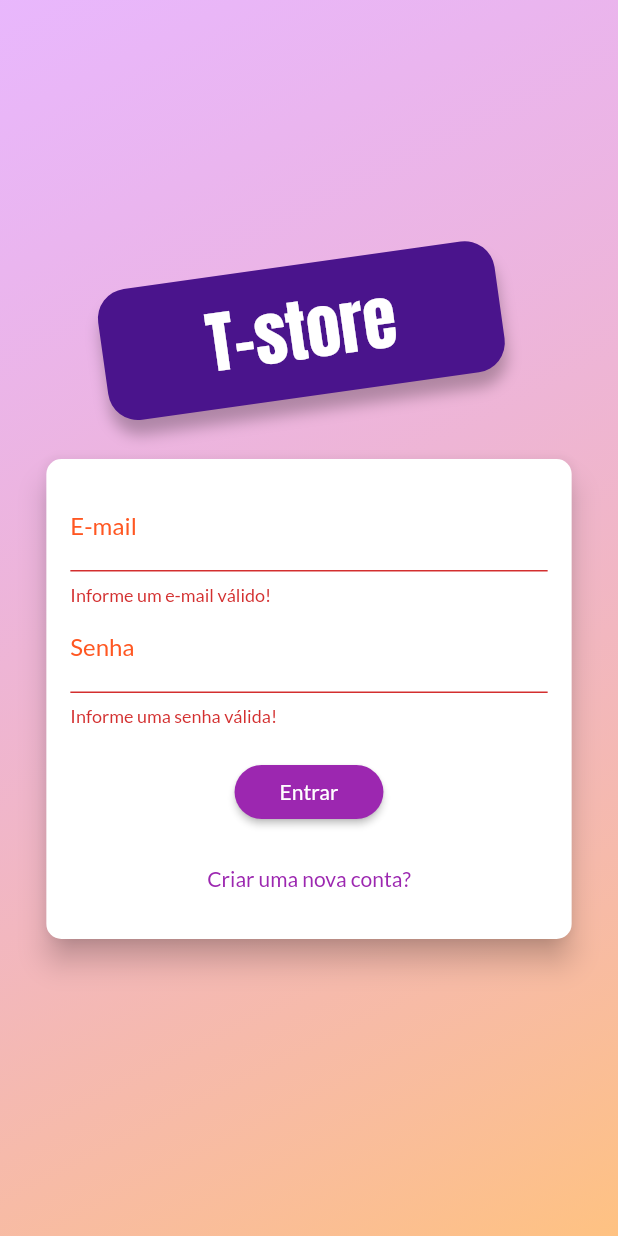
After one commit to Thiagog4/shop_app, a Flutter app: the screen it shows after launch, after a tap on "Entrar", on a phone screen of 412 x 824 dp. The commit adds this screen. Run offline on Flutter 3.47's test engine with Material 2 defaults, Android fonts, the phone set to English and light mode, and no system bars; network calls fail.

Commit message:
Add, autentication, autorization and orders for users, and favorites for users

```diff
--- /dev/null
+++ b/lib/components/auth_form.dart
@@ -0,0 +1,183 @@
+// ignore_for_file: no_leading_underscores_for_local_identifiers, prefer_final_fields
+
+import 'package:flutter/material.dart';
+import 'package:provider/provider.dart';
+import 'package:shop/exceptions/auth_exceptio.dart';
+
+import '../models/auth.dart';
+
+enum AuthMode { Signup, Login }
+
+class AuthForm extends StatefulWidget {
+  const AuthForm({super.key});
+
+  @override
+  State<AuthForm> createState() => _AuthFormState();
+}
+
+class _AuthFormState extends State<AuthForm> {
+  final _passwordController = TextEditingController();
+
+  final _formKey = GlobalKey<FormState>();
+
+  bool _isLoading = false;
+
+  AuthMode _authMode = AuthMode.Login;
+
+  Map<String, String> _authData = {
+    'email': '',
+    'password': '',
+  };
+
+  bool _isLogin() => _authMode == AuthMode.Login;
+  bool _isSignUp() => _authMode == AuthMode.Signup;
+
+  void _switchAuthMode() {
+    setState(() {
+      if (_isLogin()) {
+        _authMode = AuthMode.Signup;
+      } else {
+        _authMode = AuthMode.Login;
+      }
+    });
+  }
+
+  void _showErrorDialog(String msg) {
+    showDialog(
+      context: context,
+      builder: (ctx) => AlertDialog(
+        title: const Text('Ocorreu um Erro'),
+        content: Text(msg),
+        actions: [
+          TextButton(
+              onPressed: () => Navigator.of(context).pop(),
+              child: const Text('Fechar'))
+        ],
+      ),
+    );
+  }
+
+  Future<void> _submit() async {
+    final isValid = _formKey.currentState?.validate() ?? false;
+    if (!isValid) {
+      return;
+    }
+    setState(() => _isLoading = true);
+
+    _formKey.currentState?.save();
+
+    Auth auth = Provider.of(context, listen: false);
+
+    try {
+      if (_isLogin()) {
+        // Login
+        await auth.login(
+          _authData['email']!,
+          _authData['password']!,
+        );
+      } else {
+        // Registrar
+        await auth.signup(
+          _authData['email']!,
+          _authData['password']!,
+        );
+      }
+    } on AuthException catch (error) {
+      _showErrorDialog(error.toString());
+    } catch (error) {
+      _showErrorDialog('Ocorreu um erro inesperado!');
+    }
+
+    setState(() => _isLoading = false);
+  }
+
+  @override
+  Widget build(BuildContext context) {
+    final deviceSize = MediaQuery.of(context).size;
+    return Card(
+      elevation: 8,
+      shape: RoundedRectangleBorder(
+        borderRadius: BorderRadius.circular(10),
+      ),
+      child: Container(
+        padding: const EdgeInsets.all(16),
+        height: _isLogin() ? 320 : 400,
+        width: deviceSize.width * 0.85,
+        child: Form(
+          key: _formKey,
+          child: Column(
+            children: [
+              TextFormField(
+                decoration: const InputDecoration(labelText: 'E-mail'),
+                keyboardType: TextInputType.emailAddress,
+                onSaved: (email) => _authData['email'] = email ?? '',
+                validator: (_email) {
+                  final email = _email ?? '';
+                  if (email.trim().isEmpty || !email.contains('@')) {
+                    return 'Informe um e-mail válido!';
+                  }
+                  return null;
+                },
+              ),
+              TextFormField(
+                decoration: const InputDecoration(labelText: 'Senha'),
+                obscureText: true,
+                controller: _passwordController,
+                onSaved: (password) => _authData['password'] = password ?? '',
+                validator: (_password) {
+                  final password = _password ?? '';
+                  if (password.isEmpty || password.length < 5) {
+                    return 'Informe uma senha válida!';
+                  }
+                  return null;
+                },
+              ),
+              if (_isSignUp())
+                TextFormField(
+                  decoration:
+                      const InputDecoration(labelText: 'Confirmar Senha'),
+                  keyboardType: TextInputType.emailAddress,
+                  obscureText: true,
+                  validator: _isLogin()
+                      ? null
+                      : (_password) {
+                          final password = _password ?? '';
+                          if (password != _passwordController.text) {
+                            return 'Senhas informadas não conferem.';
+                          }
+                          return null;
+                        },
+                ),
+              const SizedBox(height: 20),
+              if (_isLoading)
+                const CircularProgressIndicator()
+              else
+                ElevatedButton(
+                  onPressed: _submit,
+                  style: ElevatedButton.styleFrom(
+                    shape: RoundedRectangleBorder(
+                      borderRadius: BorderRadius.circular(30),
+                    ),
+                    padding: const EdgeInsets.symmetric(
+                      horizontal: 30,
+                      vertical: 8,
+                    ),
+                  ),
+                  child: Text(
+                    _authMode == AuthMode.Login ? 'Entrar' : 'Registrar',
+                  ),
+                ),
+              const Spacer(),
+              TextButton(
+                onPressed: _switchAuthMode,
+                child: Text(
+                  _isLogin() ? 'Criar uma nova conta?' : 'Já possui uma conta?',
+                ),
+              ),
+            ],
+          ),
+        ),
+      ),
+    );
+  }
+}
--- a/lib/components/product_grid_item.dart
+++ b/lib/components/product_grid_item.dart
@@ -2,6 +2,7 @@ import 'package:flutter/material.dart';
 import 'package:provider/provider.dart';
 import 'package:shop/models/product.dart';
 
+import '../models/auth.dart';
 import '../models/cart.dart';
 import '../utils/app_routes.dart';
 
@@ -12,6 +13,7 @@ class ProductGridItem extends StatelessWidget {
   Widget build(BuildContext context) {
     final product = Provider.of<Product>(context, listen: false);
     final cart = Provider.of<Cart>(context, listen: false);
+    final auth = Provider.of<Auth>(context, listen: false);
 
     return ClipRRect(
       borderRadius: BorderRadius.circular(10),
@@ -21,7 +23,7 @@ class ProductGridItem extends StatelessWidget {
           leading: Consumer<Product>(
             builder: (ctz, product, _) => IconButton(
               onPressed: () {
-                product.toggleFavorite();
+                product.toggleFavorite(auth.token ?? '', auth.uid ?? '');
               },
               icon: Icon(
                   product.isFavorite ? Icons.favorite : Icons.favorite_border),
--- /dev/null
+++ b/lib/exceptions/auth_exceptio.dart
@@ -0,0 +1,20 @@
+class AuthException implements Exception {
+  static const Map<String, String> errors = {
+    'EMAIL_EXISTS': 'E-mail já cadastrado.',
+    'OPERATION_NOT_ALLOWED': 'Operação não permitida!',
+    'TOO_MANY_ATTEMPTS_TRY_LATER':
+        'Acesso bloqueado temporariamente. Tente mais tarde.',
+    'EMAIL_NOT_FOUND': 'E-mail não encontrado.',
+    'INVALID_PASSWORD': 'Senha informada não confere.',
+    'USER_DISABLED': 'A conta do usuário foi desabilitada.',
+  };
+
+  final String key;
+
+  AuthException(this.key);
+
+  @override
+  String toString() {
+    return errors[key] ?? 'Ocorreu um erro no processo de autenticação.';
+  }
+}
--- a/lib/main.dart
+++ b/lib/main.dart
@@ -1,6 +1,8 @@
 import 'package:flutter/material.dart';
 import 'package:provider/provider.dart';
+import 'package:shop/models/auth.dart';
 import 'package:shop/models/cart.dart';
+import 'package:shop/pages/auth_or_home_page.dart';
 import 'package:shop/pages/product_detail_page.dart';
 import 'package:shop/pages/product_form_page.dart';
 import 'package:shop/utils/app_routes.dart';
@@ -9,7 +11,6 @@ import 'models/order_list.dart';
 import 'models/product_list.dart';
 import 'pages/cart_page.dart';
 import 'pages/orders_page.dart';
-import 'pages/products_overview_page.dart';
 import 'pages/products_page.dart';
 
 void main() {
@@ -25,13 +26,24 @@ class MyApp extends StatelessWidget {
     return MultiProvider(
       providers: [
         ChangeNotifierProvider(
+          create: (_) => Auth(),
+        ),
+        ChangeNotifierProxyProvider<Auth, ProductList>(
           create: (_) => ProductList(),
+          update: (ctx, auth, previous) {
+            return ProductList(
+                auth.token ?? '', previous?.items ?? [], auth.uid ?? '');
+          },
         ),
         ChangeNotifierProvider(
           create: (_) => Cart(),
         ),
-        ChangeNotifierProvider(
+        ChangeNotifierProxyProvider<Auth, OrderList>(
           create: (_) => OrderList(),
+          update: (ctx, auth, previous) {
+            return OrderList(
+                auth.token ?? '', auth.uid ?? '', previous?.items ?? []);
+          },
         ),
       ],
       child: MaterialApp(
@@ -42,7 +54,7 @@ class MyApp extends StatelessWidget {
           fontFamily: 'Lato',
         ),
         routes: {
-          AppRoutes.HOME: (ctx) => const ProductsOverviewPage(),
+          AppRoutes.AUTH_OR_HOME: (ctx) => const AuthOrHomePage(),
           AppRoutes.PRODUCT_DETAIL: (ctx) => const ProductDetailPage(),
           AppRoutes.CART: (ctx) => const CartPage(),
           AppRoutes.ORDERS: (ctx) => const OrdersPage(),
--- a/lib/models/order_list.dart
+++ b/lib/models/order_list.dart
@@ -1,3 +1,5 @@
+// ignore_for_file: unused_field, prefer_final_fields
+
 import 'dart:convert';
 import 'package:flutter/material.dart';
 import 'package:http/http.dart' as http;
@@ -7,24 +9,28 @@ import 'cart_item.dart';
 import 'order.dart';
 
 class OrderList with ChangeNotifier {
-  final List<Order> _items = [];
-
+  String _token;
+  final String _userId;
+  List<Order> _items;
   List<Order> get items {
     return [..._items];
   }
+
+  OrderList([this._token = '', this._userId = '', this._items = const []]);
 
   int get itemsCount {
     return _items.length;
   }
 
   Future<void> loadOrders() async {
-    _items.clear();
-    final response =
-        await http.get(Uri.parse('${Constants.ORDER_BASE_URL}.json'));
+    List<Order> items = [];
+
+    final response = await http.get(
+        Uri.parse('${Constants.ORDER_BASE_URL}/$_userId.json?auth=$_token'));
     if (response.body == 'null') return;
     Map<String, dynamic> data = jsonDecode(response.body);
     data.forEach((orderID, orderData) {
-      _items.add(
+      items.add(
         Order(
           id: orderID,
           date: DateTime.parse(orderData['date']),
@@ -41,13 +47,15 @@ class OrderList with ChangeNotifier {
         ),
       );
     });
+
+    _items = items.reversed.toList();
     notifyListeners();
   }
 
   Future<void> addOrder(Cart cart) async {
     final date = DateTime.now();
     final response = await http.post(
-      Uri.parse('${Constants.ORDER_BASE_URL}.json'),
+      Uri.parse('${Constants.ORDER_BASE_URL}/$_userId.json?auth=$_token'),
       body: jsonEncode(
         {
           'total': cart.totalAmount,
--- /dev/null
+++ b/lib/pages/auth_or_home_page.dart
@@ -0,0 +1,15 @@
+import 'package:flutter/material.dart';
+import 'package:provider/provider.dart';
+import 'package:shop/models/auth.dart';
+import 'package:shop/pages/auth_page.dart';
+import 'package:shop/pages/products_overview_page.dart';
+
+class AuthOrHomePage extends StatelessWidget {
+  const AuthOrHomePage({Key? key}) : super(key: key);
+
+  @override
+  Widget build(BuildContext context) {
+    Auth auth = Provider.of(context);
+    return auth.isAuth ? const ProductsOverviewPage() : const AuthPage();
+  }
+}
--- /dev/null
+++ b/lib/pages/auth_page.dart
@@ -0,0 +1,65 @@
+import 'package:flutter/material.dart';
+import 'package:shop/components/auth_form.dart';
+
+class AuthPage extends StatelessWidget {
+  const AuthPage({super.key});
+
+  @override
+  Widget build(BuildContext context) {
+    return Scaffold(
+      body: Stack(
+        children: [
+          Container(
+            decoration: const BoxDecoration(
+              gradient: LinearGradient(
+                colors: [
+                  Color.fromRGBO(215, 117, 255, 0.5),
+                  Color.fromRGBO(255, 188, 117, 0.9),
+                ],
+                begin: Alignment.topLeft,
+                end: Alignment.bottomRight,
+              ),
+            ),
+          ),
+          Container(
+            width: double.infinity,
+            child: Column(
+              mainAxisAlignment: MainAxisAlignment.center,
+              crossAxisAlignment: CrossAxisAlignment.center,
+              children: [
+                Container(
+                  margin: const EdgeInsets.only(bottom: 20),
+                  padding: const EdgeInsets.symmetric(
+                    vertical: 10,
+                    horizontal: 70,
+                  ),
+                  transform: Matrix4.rotationZ(-8 * 3.14 / 180)
+                    ..translate(-10.0),
+                  decoration: BoxDecoration(
+                      borderRadius: BorderRadius.circular(20),
+                      color: Colors.purple.shade900,
+                      boxShadow: const [
+                        BoxShadow(
+                          blurRadius: 8,
+                          color: Colors.black26,
+                          offset: Offset(0, 10),
+                        ),
+                      ]),
+                  child: const Text(
+                    "T-store",
+                    style: TextStyle(
+                      fontSize: 45,
+                      fontFamily: 'Anton',
+                      color: Colors.white,
+                    ),
+                  ),
+                ),
+                AuthForm(),
+              ],
+            ),
+          )
+        ],
+      ),
+    );
+  }
+}
--- a/lib/utils/app_routes.dart
+++ b/lib/utils/app_routes.dart
@@ -1,14 +1,15 @@
+// ignore_for_file: constant_identifier_names
+
 class AppRoutes {
-  // ignore: constant_identifier_names
-  static const HOME = '/';
-  // ignore: constant_identifier_names
+  static const AUTH_OR_HOME = '/';
+
   static const PRODUCT_DETAIL = '/product-detail';
-  // ignore: constant_identifier_names
+
   static const CART = '/cart';
-  // ignore: constant_identifier_names
+
   static const ORDERS = '/orders';
-  // ignore: constant_identifier_names
+
   static const PRODUCTS = '/products';
-  // ignore: constant_identifier_names
+
   static const PRODUCT_FORM = '/product-form';
 }
--- a/lib/utils/constants.dart
+++ b/lib/utils/constants.dart
@@ -1,9 +1,14 @@
+// ignore_for_file: constant_identifier_names
+
 class Constants {
-  // ignore: constant_identifier_names
+  static const USER_FAVORITE_URL =
+      'https://shop-flutter-7bf4c-default-rtdb.firebaseio.com/userFavorite';
+
   static const PRODUCT_BASE_URL =
       'https://shop-flutter-7bf4c-default-rtdb.firebaseio.com/products';
 
-  // ignore: constant_identifier_names
   static const ORDER_BASE_URL =
       'https://shop-flutter-7bf4c-default-rtdb.firebaseio.com/orders';
+
+  static const WEB_API_KEY = 'AIzaSyCniPrRN82hrDyNYQPzfOX11plryTUpbrk';
 }
```
Also changed, not shown: lib/components/app_drawer.dart (+15 -1 lines), lib/models/auth.dart (added, +94 -0 lines), lib/models/product.dart (+5 -8 lines), lib/models/product_list.dart (+21 -8 lines).
